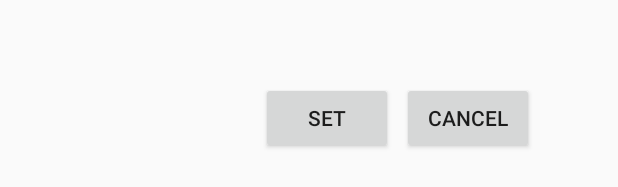
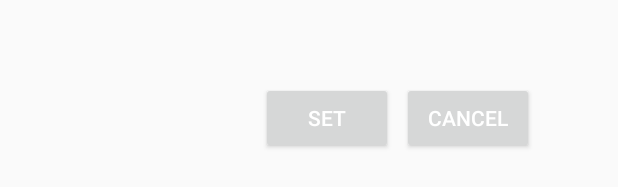
Before and after one commit to sandilyab/androidapp, an Android app: the layout dialog.xml on its own in the app's theme, with its tools: preview values and no code run, on a phone screen of 412 x 824 dp. Shown: the part 431-618 px from the top of the screen. Run offline under Robolectric (Android 15) with nearby library versions, the phone set to English and light mode, and no system bars.

Commit message:
Changed dialog button colors to match theme

```diff
--- a/app/src/main/res/layout/activity_main.xml
+++ b/app/src/main/res/layout/activity_main.xml
@@ -35,7 +35,7 @@
     <Button
         android:text="Percentage Calculator"
         android:layout_width="150dp"
-        android:layout_height="wrap_content"
+        android:layout_height="60dp"
         android:id="@+id/perc_button"
         android:layout_gravity="center_vertical|center_horizontal"
         tools:text="Percentage Calculator!"
@@ -49,7 +49,7 @@
     <Button
         android:text="Work Week Calculator"
         android:layout_width="150dp"
-        android:layout_height="wrap_content"
+        android:layout_height="60dp"
         android:id="@+id/ww_button"
         tools:text="Work week Calc"
         android:onClick="onButtonTap"
@@ -61,7 +61,7 @@
     <Button
         android:text=" Date  Calculator"
         android:layout_width="150dp"
-        android:layout_height="wrap_content"
+        android:layout_height="60dp"
         android:id="@+id/d_button"
         tools:text="date Calc"
         android:onClick="onButtonTap"
--- a/app/src/main/res/layout/dialog.xml
+++ b/app/src/main/res/layout/dialog.xml
@@ -16,6 +16,7 @@
         android:layout_width="wrap_content"
         android:layout_height="wrap_content"
         android:layout_below="@+id/numberPicker1"
+        android:textColor="@android:color/white"
         android:layout_marginLeft="30dp"
         android:layout_marginTop="98dp"
         android:layout_toRightOf="@+id/numberPicker1"
@@ -25,6 +26,7 @@
         android:id="@+id/button1"
         android:layout_width="wrap_content"
         android:layout_height="wrap_content"
+        android:textColor="@android:color/white"
         android:text="Set"
         android:layout_alignBaseline="@+id/button2"
         android:layout_alignBottom="@+id/button2"
```
